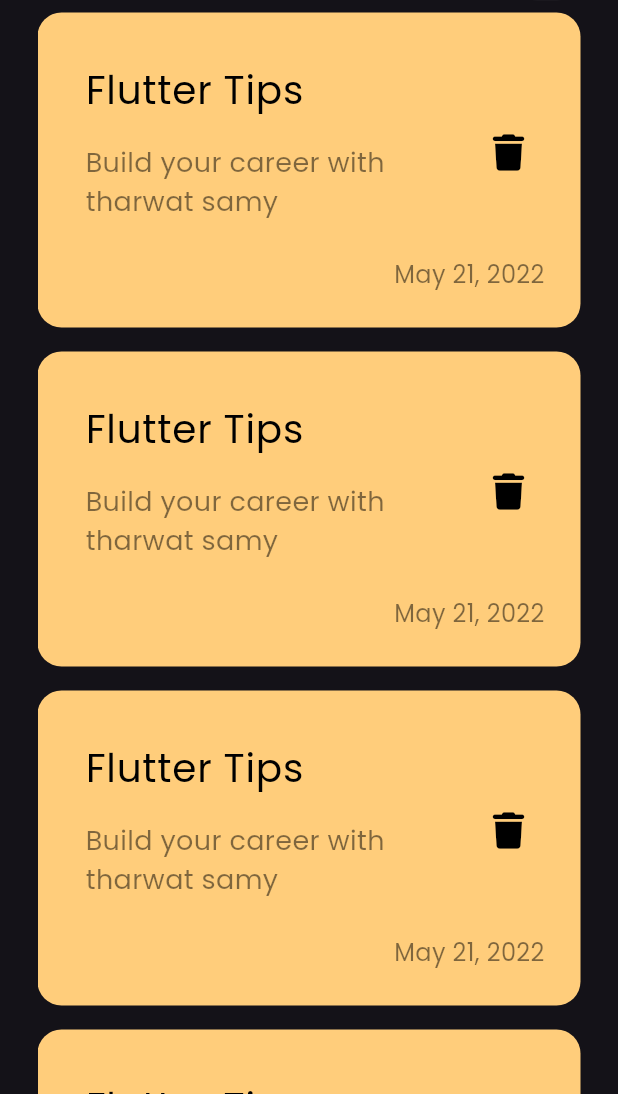
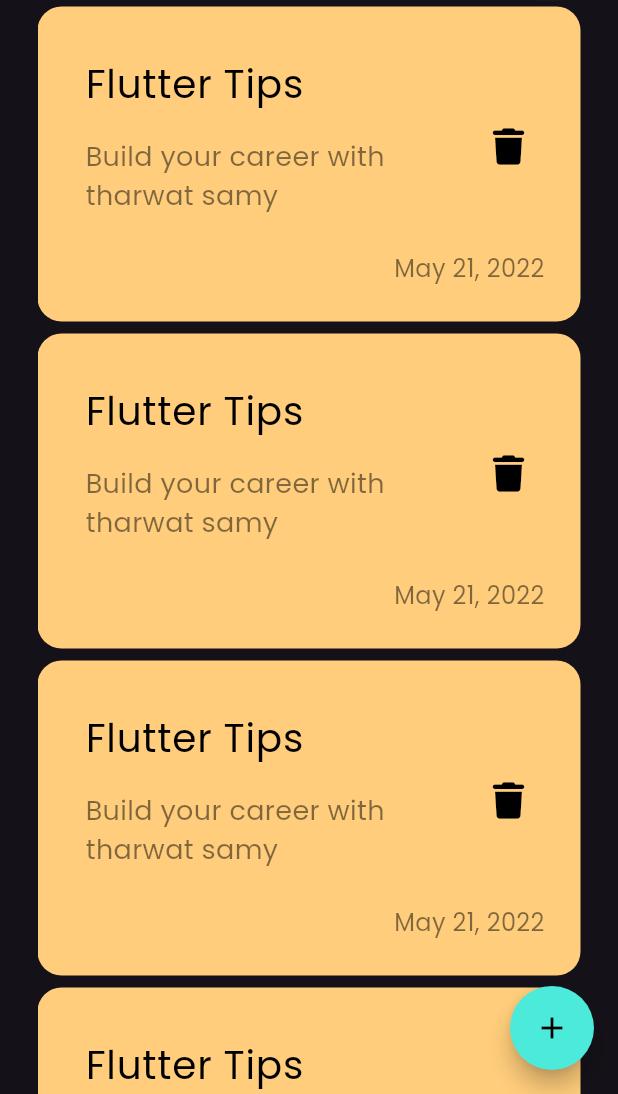
Before and after one commit to AbdallaElsayed244/notes_app, a Flutter app: the screen it shows after launch, on a phone screen of 412 x 824 dp, the part 142-1236 px from its top. Run offline on Flutter 3.47's test engine with Material 3 defaults, Android fonts, the phone set to English and light mode, and no system bars; our stand-ins replace font_awesome_flutter.

Commit message:
floating button

```diff
--- a/lib/view/notes_view.dart
+++ b/lib/view/notes_view.dart
@@ -6,8 +6,14 @@ class NotesView extends StatelessWidget {
 
   @override
   Widget build(BuildContext context) {
-    return const Scaffold(
-      body: NotesViewBody(),
+    return Scaffold(
+      floatingActionButton: FloatingActionButton(
+        onPressed: () {},
+        child: const Icon(Icons.add, color: Colors.black),
+        backgroundColor: const Color(0xff4BEADB),
+        shape: CircleBorder(),
+      ),
+      body: const NotesViewBody(),
     );
   }
 }
--- a/lib/widgets/notes_list.dart
+++ b/lib/widgets/notes_list.dart
@@ -10,7 +10,7 @@ class NotesList extends StatelessWidget {
       itemCount: 10,
       itemBuilder: (BuildContext context, int index) {
         return const Padding(
-          padding: EdgeInsets.symmetric(vertical: 8),
+          padding: EdgeInsets.symmetric(vertical: 4),
           child: NoteItem(),
         );
       },
```
